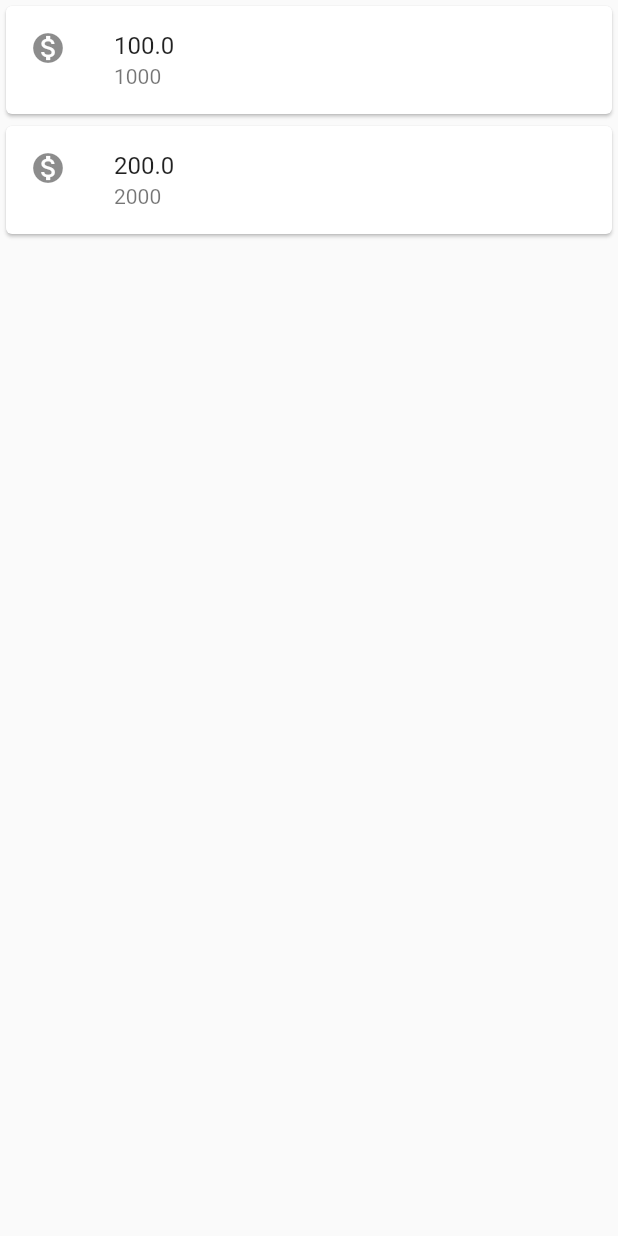
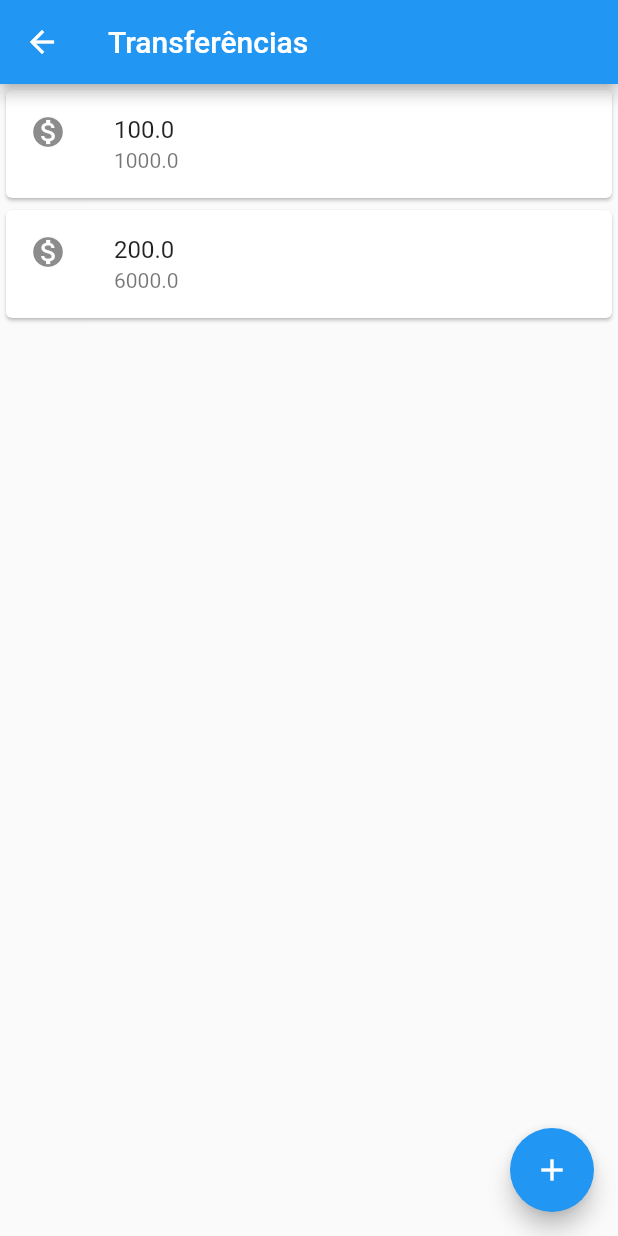
Before and after one commit to dansousamelo/Flutter-Projects, a Flutter app: the ListaTransferencias screen opened directly, on a phone screen of 412 x 824 dp. Run offline on Flutter 3.47's test engine with Material 2 defaults, Android fonts, the phone set to English and light mode, and no system bars.

Commit message:
Adjusting code

```diff
--- a/myers_bank/lib/main.dart
+++ b/myers_bank/lib/main.dart
@@ -1,36 +1,72 @@
 import 'package:flutter/material.dart';
 
-void main() => runApp(MaterialApp(
-  home: Scaffold(
-    body: ListaTransferencias(),
-    appBar: AppBar(title: Text('Transferências'),),
-    floatingActionButton: FloatingActionButton(
-      child: Icon(Icons.add),
-    ),
-  ),
-));
+void main() => runApp(MyersBank());
 
-
-class ListaTransferencias extends StatelessWidget{
+class MyersBank extends StatelessWidget {
   @override
   Widget build(BuildContext context) {
-    return Column(
-      children: <Widget>[
-        Card(
-          child: ListTile(
-            leading: Icon(Icons.monetization_on),
-            title: Text('100.0'),
-            subtitle: Text('1000'),
-          ),
-        ),
-        Card(
-          child: ListTile(
-            leading: Icon(Icons.monetization_on),
-            title: Text('200.0'),
-            subtitle: Text('2000'),
-          ),
-        )
-      ],
+    return MaterialApp(
+      home: Scaffold(
+        body: FormularioTransferencia(),
+      ),
     );
   }
 }
+
+class FormularioTransferencia extends StatelessWidget {
+  @override
+  Widget build(BuildContext context) {
+    return Scaffold(
+      appBar: AppBar(
+        title: Text(
+          'Criando Transferencias',
+        ),
+      ),
+      body: Text('Teste'),
+    );
+  }
+}
+
+class ListaTransferencias extends StatelessWidget {
+  @override
+  Widget build(BuildContext context) {
+    return Scaffold(
+      body: Column(
+        children: <Widget>[
+          ItemTransferencia(Transferencia(100.0, 1000.0)),
+          ItemTransferencia(Transferencia(200.0, 6000.0))
+        ],
+      ),
+      appBar: AppBar(
+        title: Text('Transferências'),
+      ),
+      floatingActionButton: FloatingActionButton(
+        child: Icon(Icons.add),
+      ),
+    );
+  }
+}
+
+class ItemTransferencia extends StatelessWidget {
+  final Transferencia _transferencia;
+
+  ItemTransferencia(this._transferencia);
+
+  @override
+  Widget build(BuildContext context) {
+    return Card(
+      child: ListTile(
+        leading: Icon(Icons.monetization_on),
+        title: Text(_transferencia.valor.toString()),
+        subtitle: Text(_transferencia.numeroConta.toString()),
+      ),
+    );
+  }
+}
+
+class Transferencia {
+  double valor;
+  double numeroConta;
+
+  Transferencia(this.valor, this.numeroConta);
+}
```
